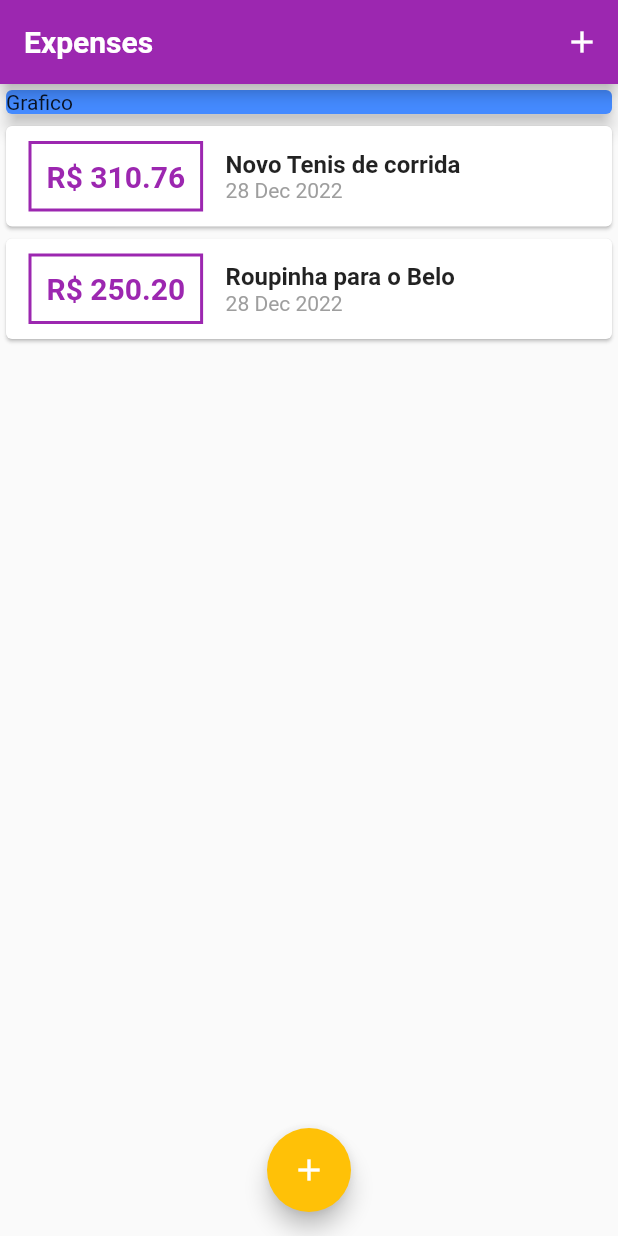
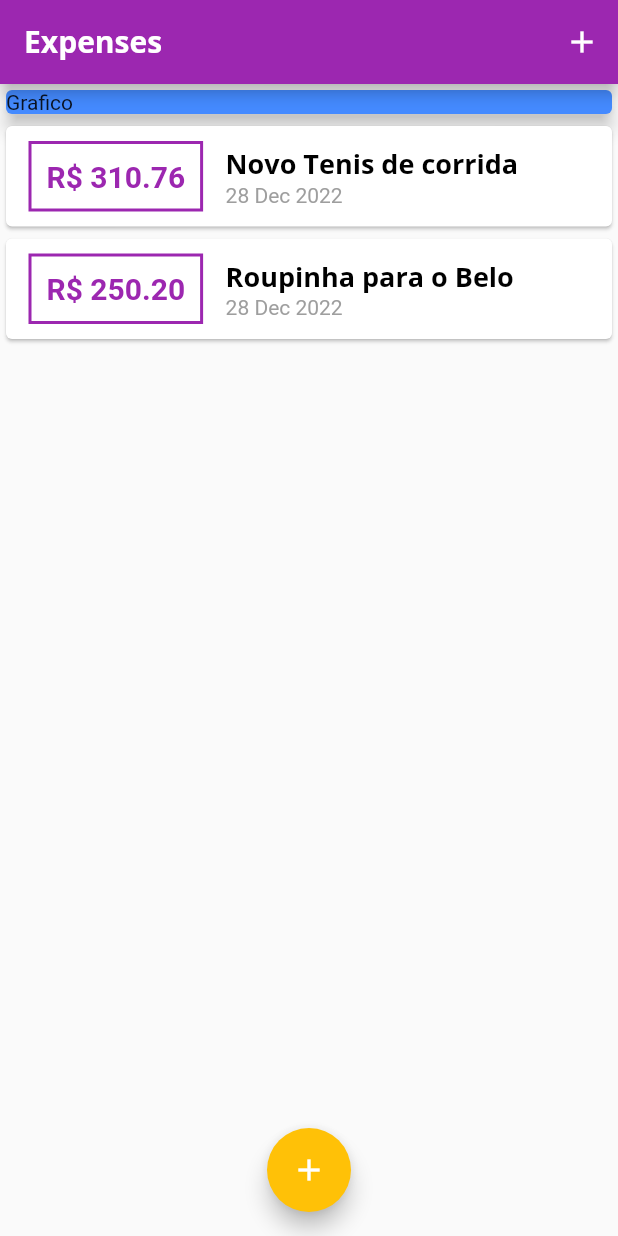
Before and after one commit to RicardoRaymundo/expenses, a Flutter app: the screen it shows after launch, on a phone screen of 412 x 824 dp. Run offline on Flutter 3.47's test engine with Material 2 defaults, Android fonts, the phone set to English and light mode, and no system bars.

```diff
--- a/lib/components/transaction_list.dart
+++ b/lib/components/transaction_list.dart
@@ -11,7 +11,22 @@ class TransactionList extends StatelessWidget {
   Widget build(BuildContext context) {
     return SizedBox(
       height: 300,
-      child: ListView.builder(
+      child: transactions.isEmpty
+          ? Column(
+              children: [
+                Text(
+                  'Nenhuma transação cadastrada',
+                  style: Theme.of(context).textTheme.headline6,
+                ),
+                SizedBox(
+                    height: 200,
+                    child: Image.asset(
+                      'assets/images/waiting.png',
+                      fit: BoxFit.cover,
+                    ))
+              ],
+            )
+          : ListView.builder(
               itemCount: transactions.length,
               itemBuilder: ((context, index) {
                 final transaction = transactions[index];
@@ -24,26 +39,25 @@ class TransactionList extends StatelessWidget {
                           vertical: 10,
                         ),
                         decoration: BoxDecoration(
-                    border: Border.all(color: Colors.purple, width: 2),
+                          border: Border.all(
+                              color: Theme.of(context).colorScheme.primary,
+                              width: 2),
                         ),
                         padding: const EdgeInsets.all(10),
                         child: Text(
                           'R\$ ${transaction.value.toStringAsFixed(2)}',
-                    style: const TextStyle(
+                          style: TextStyle(
                             fontWeight: FontWeight.bold,
                             fontSize: 20,
-                      color: Colors.purple,
+                            color: Theme.of(context).colorScheme.primary,
                           ),
                         ),
                       ),
                       Column(
                         crossAxisAlignment: CrossAxisAlignment.start,
                         children: [
-                    Text(
-                      transaction.title,
-                      style: const TextStyle(
-                          fontSize: 16, fontWeight: FontWeight.bold),
-                    ),
+                          Text(transaction.title,
+                              style: Theme.of(context).textTheme.headline6),
                           Text(
                             DateFormat('d MMM y').format(transaction.date),
                             style: const TextStyle(color: Colors.grey),
```
Also changed, not shown: pubspec.yaml (+19 -14 lines), assets/fonts/OpenSans-Bold.ttf (added), assets/fonts/OpenSans-Regular.ttf (added), assets/fonts/Quicksand-Bold.ttf (added), assets/fonts/Quicksand-Light.ttf (added), assets/fonts/Quicksand-Medium.ttf (added), assets/fonts/Quicksand-Regular.ttf (added), assets/images/waiting.png (added). Lines whose indentation alone changed are shown as unchanged.
